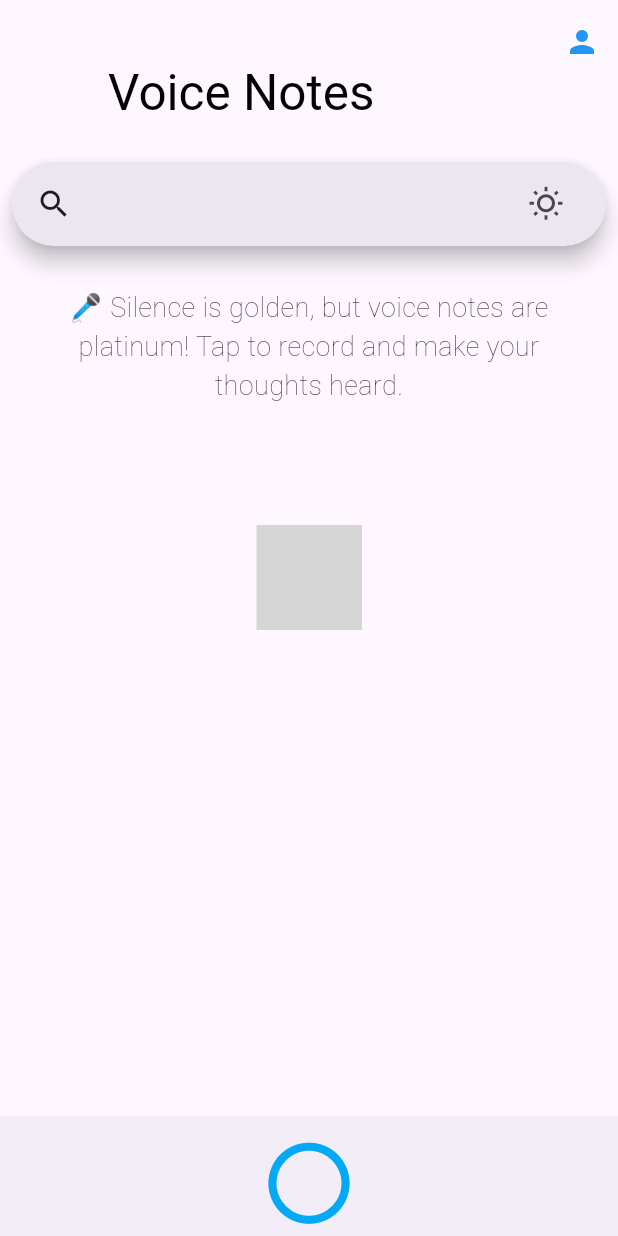
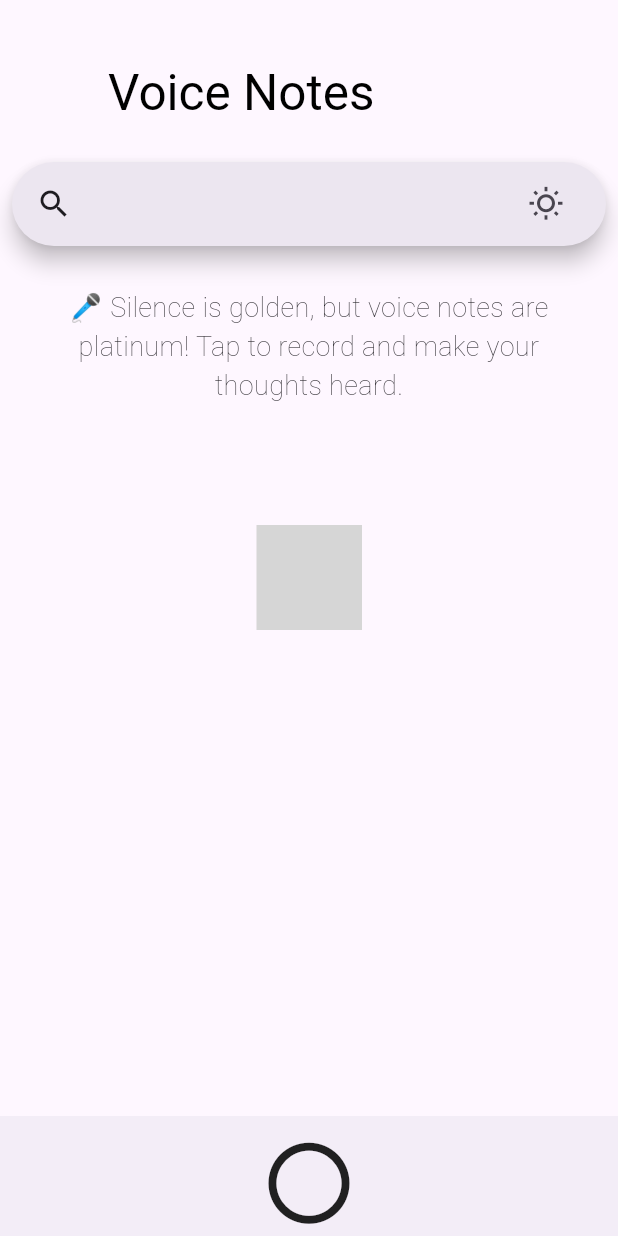
Before and after one commit to hyqshr/voicenote, a Flutter app: the screen it shows after launch, on a phone screen of 412 x 824 dp. Run offline on Flutter 3.47's test engine with Material 2 defaults, Android fonts, the phone set to English and light mode, and no system bars; our stand-ins replace audioplayers, expansion_tile_card, firebase_auth, firebase_core, google_sign_in, in_app_purchase and 5 more; missing offline and left inert: dart:ffi, ffmpeg_kit_flutter, flutter_quill, flutter_rust_bridge, in_app_purchase_android, in_app_purchase_storekit and 1 more; accounts and stored records are empty; statements that could not run were skipped; grey boxes are pictures that could not be loaded.

```diff
--- a/lib/Home.dart
+++ b/lib/Home.dart
@@ -90,6 +90,7 @@ Widget build(BuildContext context) {
   Color textColor = isDarkMode ? Colors.white : Colors.black;
 
   return MaterialApp(
+    debugShowCheckedModeBanner: false,
     theme: themeData,
     home: Scaffold(
       body: RefreshIndicator(
@@ -98,25 +99,26 @@ Widget build(BuildContext context) {
           slivers: <Widget>[
             SliverAppBar(
               pinned: true,
+              foregroundColor: Colors.lightBlue,
               expandedHeight: 100.0,
               flexibleSpace: FlexibleSpaceBar(
                 title: Text("Voice Notes", style: TextStyle(color: textColor, )),
               ),
-              actions: <Widget>[
-                Builder(
-                  builder: (BuildContext context) {
-                    return IconButton(
-                      icon: const Icon(Icons.person, color: Colors.blue),
-                      onPressed: () {
-                        Navigator.push(
-                          context,
-                          MaterialPageRoute(builder: (context) => const AuthPage()),
-                        );
-                      },
-                    );
-                  },
-                ),
-              ],
+              // actions: <Widget>[
+              //   Builder(
+              //     builder: (BuildContext context) {
+              //       return IconButton(
+              //         icon: const Icon(Icons.person, color: Colors.blue),
+              //         onPressed: () {
+              //           Navigator.push(
+              //             context,
+              //             MaterialPageRoute(builder: (context) => const AuthPage()),
+              //           );
+              //         },
+              //       );
+              //     },
+              //   ),
+              // ],
             ),
             SliverList(
               delegate: SliverChildListDelegate(
--- a/lib/audio_list.dart
+++ b/lib/audio_list.dart
@@ -145,7 +145,7 @@ class _AudioListState extends State<AudioList> {
             TextButton(
               onPressed: () async {
                 debugPrint('New file name: ${_renameController.text}');
-                await renameAllFilesWithBaseName(file.path, _renameController.text);
+                await renameFilesWithBaseName(file.path, _renameController.text);
                 widget.onRefresh();
                 Navigator.of(context).pop();
               },
--- a/lib/audio_record.dart
+++ b/lib/audio_record.dart
@@ -156,9 +156,9 @@ Future<void> _start() async {
     late Icon icon;
 
     if (_recordState != RecordState.stop) {
-      icon = const Icon(Icons.stop_circle_outlined, color: Colors.lightBlue, size: 65);
+      icon = const Icon(Icons.stop_circle_outlined,  size: 65);
     } else {
-      icon = const Icon(Icons.brightness_1_outlined, color: Colors.lightBlue, size: 65);
+      icon = const Icon(Icons.brightness_1_outlined, size: 65);
     }
 
     return Row(
```
Also changed, not shown: lib/audio_widget.dart (+33 -13 lines), lib/util.dart (+18 -19 lines), app_store_assets/1.png (added), app_store_assets/2.png (added), app_store_assets/app_store_1.png (added), app_store_assets/app_store_2.png (added), app_store_assets/app_store_left.png (added), app_store_assets/app_store_right.png (added), 2 other files.
